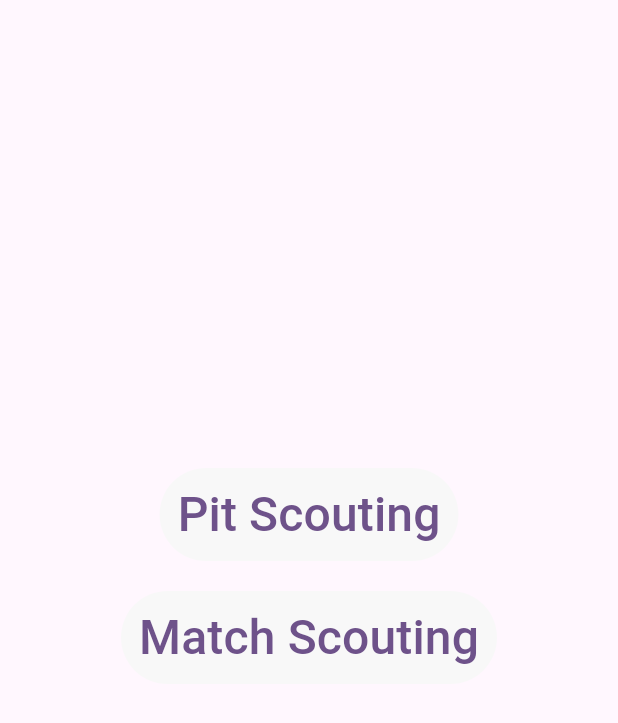
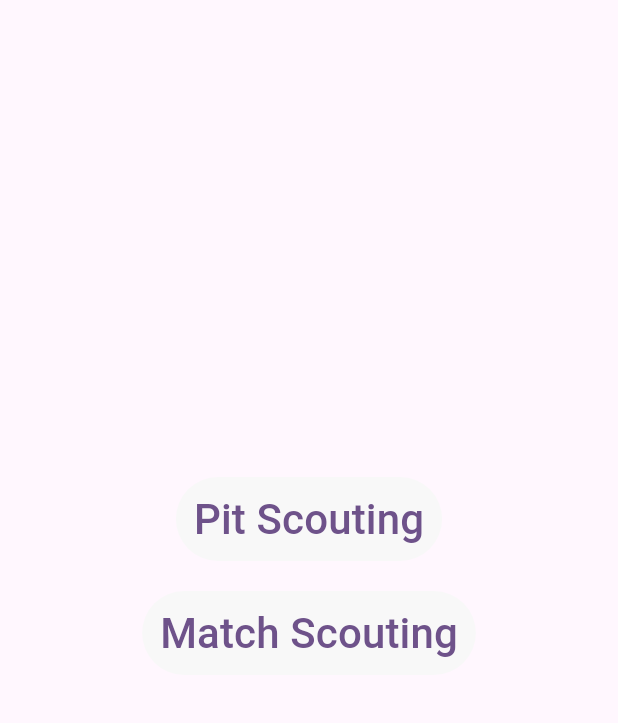
Before and after one commit to FRC2706/MergeData, a Flutter app: the screen it shows after launch, on a phone screen of 412 x 824 dp, the part 84-807 px from its top. Run offline on Flutter 3.47's test engine with Material 3 defaults, Android fonts, the phone set to English and light mode, and no system bars.

Commit message:
change font size

```diff
--- a/lib/screens/start.dart
+++ b/lib/screens/start.dart
@@ -48,7 +48,7 @@ class _StartState extends State<StartPage> {
                       backgroundColor:
                           const Color.fromARGB(248, 248, 248, 248)),
                   child: const Text("Pit Scouting",
-                      style: TextStyle(fontSize: 32))),
+                      style: TextStyle(fontSize: 28))),
               const Padding(padding: EdgeInsets.all(10)),
               TextButton(
                   onPressed: matchScouting,
@@ -56,7 +56,7 @@ class _StartState extends State<StartPage> {
                       backgroundColor:
                           const Color.fromARGB(248, 248, 248, 248)),
                   child: const Text("Match Scouting",
-                      style: TextStyle(fontSize: 32))),
+                      style: TextStyle(fontSize: 28))),
             ],
           ),
         ) // This trailing comma makes auto-formatting nicer for build methods.
```
